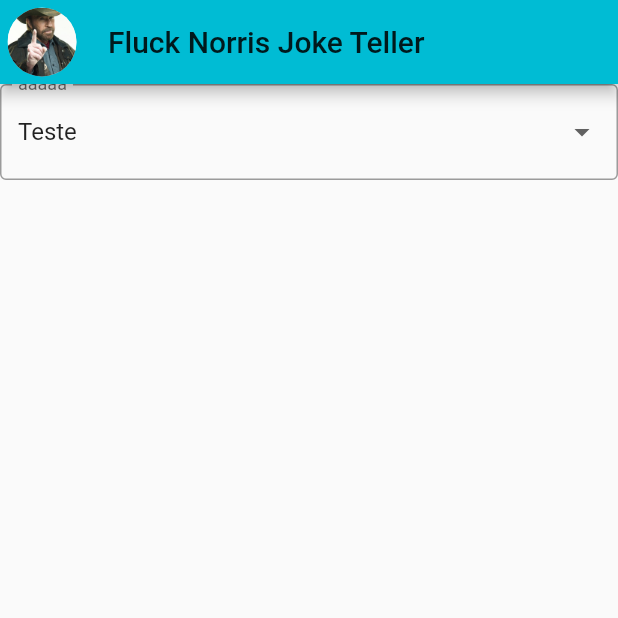
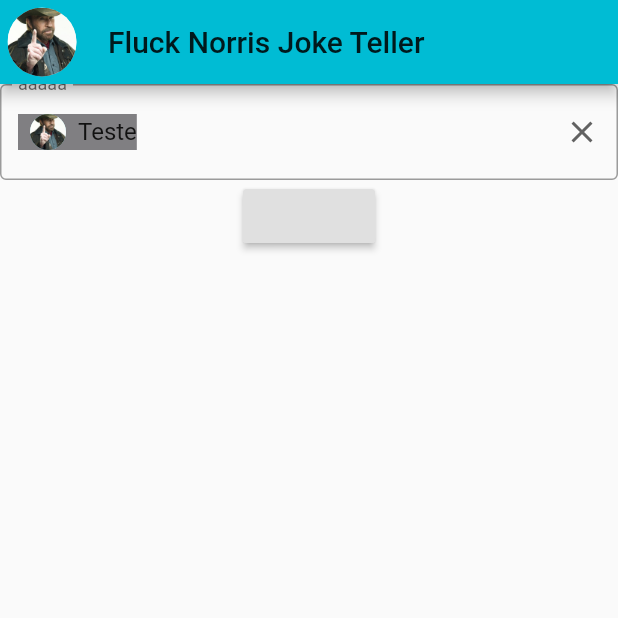
Before and after one commit to rodrigobastosv/flucknorris, a Flutter app: the screen it shows after launch, on a phone screen of 412 x 824 dp, the top half of it. Run offline on Flutter 3.47's test engine with Material 2 defaults, Android fonts, the phone set to English and light mode, and no system bars; our stand-ins replace rxdart; missing offline and left inert: bloc_pattern.

Commit message:
Bem rustico ainda

```diff
--- a/lib/home.dart
+++ b/lib/home.dart
@@ -6,13 +6,21 @@ import 'gs_combobox.dart';
 
 class HomePage extends StatelessWidget {
   static final List<Usuario> values = <Usuario>[
-    Usuario(1, 'Teste', 'Teste', 'Teste', 'a'),
-    Usuario(2, 'Teste2', 'Teste2', 'Teste2', 'a'),
-    Usuario(3, 'Teste3', 'Teste3', 'Teste3', 'a'),
-    Usuario(4, 'Teste4', 'Teste4', 'Teste4', 'a'),
+    Usuario(1, 'Teste', 'Teste', 'Testeqqqqqq', 'a'),
+    Usuario(2, 'Teste2', 'Teste2', 'Teste2wwwww', 'a'),
+    Usuario(3, 'Teste3', 'Teste3', 'Teste3eeee', 'a'),
+    Usuario(4, 'Teste4', 'Teste4', 'Teste4rrrr', 'a'),
   ];
 
-  final a = GSCombobox(labelText: 'aaaaa');
+  final a = GSCombobox(firstSelected: true, labelText: 'aaaaa', itemBuilder: (Usuario u) {
+    Color c = u.nome == 'Teste' ? Color.fromRGBO(5, 3, 9, 0.5) : Color.fromRGBO(55, 79, 119, 0.5);
+    return Container(color: c, child: Row(children: <Widget>[
+      CircleAvatar(
+        backgroundImage: AssetImage('assets/chuck.jpg'),
+      ),
+      Text(u.nome)
+    ],),);
+  });
 
   void onChanged() {
     Usuario u = a.getSelectedValue();
@@ -34,7 +42,14 @@ class HomePage extends StatelessWidget {
         ),
         title: Text('Fluck Norris Joke Teller'),
       ),
-      body: a,
+      body: Column(
+        children: <Widget>[
+          a,
+          RaisedButton(onPressed: () {
+            print(a.getSelectedValue());
+          },)
+        ],
+      ),
     );
   }
 }
```
Also changed, not shown: lib/gs_combobox.dart (+55 -12 lines).
